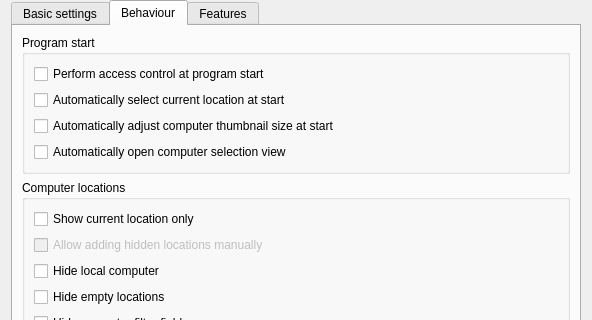
Old version of the form configurator/src/MasterConfigurationPage.ui in the repository veyon/veyon; both pictures show x 0 to 592 and y 0 to 320 of the 592 by 489 pixel window.
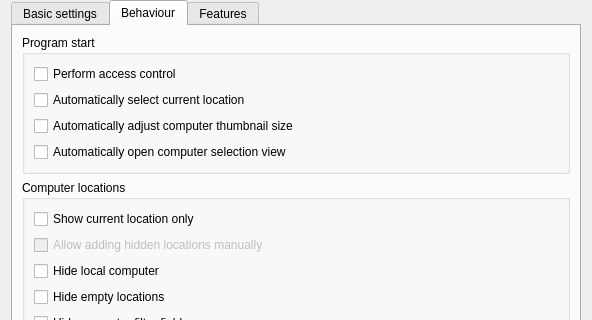
New version of the form. The open tabs and pages were chosen to show the change. Icons and pictures are not drawn.

Commit message: MasterConfigurationPage: shorten checkbox titles

```diff
--- a/configurator/src/MasterConfigurationPage.ui
+++ b/configurator/src/MasterConfigurationPage.ui
@@ -212,21 +212,21 @@
           <item>
            <widget class="QCheckBox" name="accessControlForMasterEnabled">
             <property name="text">
-             <string>Perform access control at program start</string>
+             <string>Perform access control</string>
             </property>
            </widget>
           </item>
           <item>
            <widget class="QCheckBox" name="autoSelectCurrentLocation">
             <property name="text">
-             <string>Automatically select current location at start</string>
+             <string>Automatically select current location</string>
             </property>
            </widget>
           </item>
           <item>
            <widget class="QCheckBox" name="autoAdjustGridSize">
             <property name="text">
-             <string>Automatically adjust computer thumbnail size at start</string>
+             <string>Automatically adjust computer thumbnail size</string>
             </property>
            </widget>
           </item>
```
